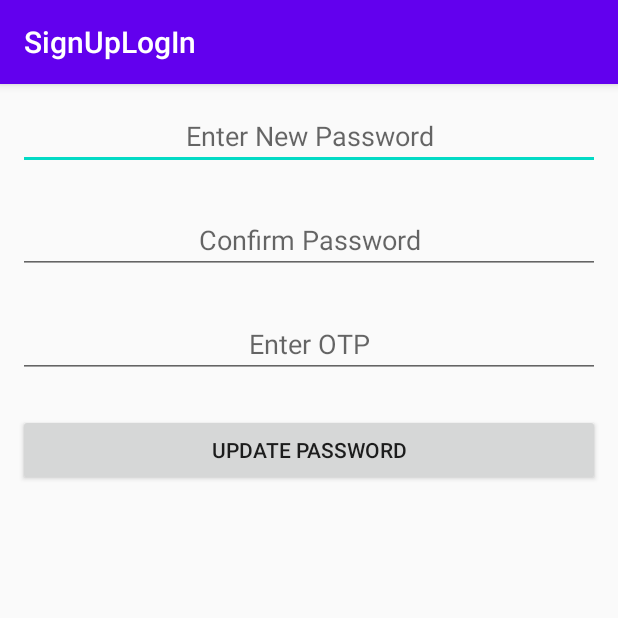
After one commit to vikashaanand/Login-Signup-Android-Application-Using-Retrofit-Client-MySQL-Server-and-PHP-API, an Android app: the ResetPasswordActivity screen opened directly, with no data from a screen before it, on a phone screen of 412 x 824 dp, the top half of it. The commit adds this screen. Run offline under Robolectric (Android 15) with nearby library versions, the phone set to English and light mode, and no system bars; 2 statements that could not run were skipped.

Commit message:
Final Login Signup Application

```diff
--- a/SignUpLogIn/app/build.gradle
+++ b/SignUpLogIn/app/build.gradle
@@ -33,4 +33,10 @@ dependencies {
     //Retrofit Dependency
     implementation 'com.squareup.retrofit2:retrofit:2.5.0'
     implementation 'com.squareup.retrofit2:converter-gson:2.1.0'
+
+    //Adding MailerApi Dependency
+    implementation files('libs/activation.jar')
+    implementation files('libs/additional.jar')
+    implementation files('libs/mail.jar')
+
 }
--- /dev/null
+++ b/SignUpLogIn/app/src/main/java/com/example/signuplogin/ResetPasswordActivity.java
@@ -0,0 +1,92 @@
+package com.example.signuplogin;
+
+import androidx.appcompat.app.AppCompatActivity;
+
+import android.content.Intent;
+import android.os.Bundle;
+import android.util.Base64;
+import android.view.View;
+import android.widget.Button;
+import android.widget.EditText;
+import android.widget.Toast;
+
+import retrofit2.Call;
+import retrofit2.Callback;
+import retrofit2.Response;
+
+public class ResetPasswordActivity extends AppCompatActivity {
+
+    private EditText edtNewPassword, edtConfirmPassword, edtOTP;
+    private Button btnResetPassword;
+
+    private String otp;
+    private int roll;
+
+    @Override
+    protected void onCreate(Bundle savedInstanceState) {
+        super.onCreate(savedInstanceState);
+        setContentView(R.layout.activity_reset_password);
+
+        otp = getIntent().getExtras().getString("OTP");
+        roll = Integer.parseInt(getIntent().getExtras().getString("ROLL"));
+
+        edtNewPassword = findViewById(R.id.edtNewPassword);
+        edtConfirmPassword = findViewById(R.id.edtConfirmPassword);
+        edtOTP = findViewById(R.id.edtOTP);
+
+        btnResetPassword = findViewById(R.id.btnResetPassword);
+
+        btnResetPassword.setOnClickListener(new View.OnClickListener() {
+            @Override
+            public void onClick(View v) {
+                resetPassword();
+            }
+        });
+    }
+
+    private void resetPassword() {
+
+        String password = edtNewPassword.getText().toString().trim();
+        String conPass = edtConfirmPassword.getText().toString().trim();
+
+        String confirmOTP = edtOTP.getText().toString().trim();
+
+        if (!password.matches(conPass)){
+
+            edtConfirmPassword.setError("Password not matched");
+            edtConfirmPassword.requestFocus();
+            return;
+        }else{
+            password = Base64.encodeToString(password.getBytes(), Base64.DEFAULT);
+        }
+
+        if( !otp.matches(confirmOTP)){
+            edtOTP.setError("OTP not matched");
+            edtOTP.requestFocus();
+            return;
+        }
+
+        //Server...update password
+        Call<ResponsePOJO> call = RetrofitClient.getInstance().getApi().updatePassword(roll, password);
+        call.enqueue(new Callback<ResponsePOJO>() {
+            @Override
+            public void onResponse(Call<ResponsePOJO> call, Response<ResponsePOJO> response) {
+
+                Toast.makeText(ResetPasswordActivity.this, response.body().getRemarks(), Toast.LENGTH_SHORT).show();
+
+                if(response.body().isStatus()){
+                    Intent intent = new Intent(getApplicationContext(), LoginActivity.class);
+                    startActivity(intent);
+                }
+
+            }
+
+            @Override
+            public void onFailure(Call<ResponsePOJO> call, Throwable t) {
+                Toast.makeText(ResetPasswordActivity.this, "NEtwork Failed", Toast.LENGTH_SHORT).show();
+            }
+        });
+
+
+    }
+}
--- a/SignUpLogIn/app/src/main/java/com/example/signuplogin/RetrofitClient.java
+++ b/SignUpLogIn/app/src/main/java/com/example/signuplogin/RetrofitClient.java
@@ -5,7 +5,7 @@ import retrofit2.converter.gson.GsonConverterFactory;
 
 public class RetrofitClient {
 
-    private static String BASE_URL = "http://192.168.137.1/Android%20Tutorials/";
+    private static String BASE_URL = "http://192.168.43.244/Android%20Tutorials/";
     private static RetrofitClient myClient;
     private Retrofit retrofit;
 
--- /dev/null
+++ b/SignUpLogIn/app/src/main/res/layout/activity_reset_password.xml
@@ -0,0 +1,52 @@
+<?xml version="1.0" encoding="utf-8"?>
+<RelativeLayout xmlns:android="http://schemas.android.com/apk/res/android"
+    xmlns:app="http://schemas.android.com/apk/res-auto"
+    xmlns:tools="http://schemas.android.com/tools"
+    android:layout_width="match_parent"
+    android:layout_height="match_parent"
+    tools:context=".ResetPasswordActivity">
+
+    <LinearLayout
+        android:layout_width="match_parent"
+        android:layout_height="match_parent"
+        android:orientation="vertical">
+
+        <EditText
+            android:id="@+id/edtNewPassword"
+            android:layout_width="match_parent"
+            android:layout_height="wrap_content"
+            android:layout_margin="12dp"
+            android:ems="10"
+            android:gravity="center"
+            android:hint="Enter New Password"
+            android:inputType="textPassword" />
+
+        <EditText
+            android:id="@+id/edtConfirmPassword"
+            android:layout_width="match_parent"
+            android:layout_height="wrap_content"
+            android:layout_margin="12dp"
+            android:ems="10"
+            android:gravity="center"
+            android:hint="Confirm Password"
+            android:inputType="textPassword" />
+
+        <EditText
+            android:id="@+id/edtOTP"
+            android:layout_width="match_parent"
+            android:layout_height="wrap_content"
+            android:layout_margin="12dp"
+            android:ems="10"
+            android:gravity="center"
+            android:hint="Enter OTP"
+            android:inputType="number" />
+
+        <Button
+            android:id="@+id/btnResetPassword"
+            android:layout_width="match_parent"
+            android:layout_height="wrap_content"
+            android:layout_margin="12dp"
+            android:gravity="center"
+            android:text="Update Password" />
+    </LinearLayout>
+</RelativeLayout>
```
Also changed, not shown: SignUpLogIn/app/src/main/AndroidManifest.xml (+5 -5 lines), SignUpLogIn/app/src/main/java/com/example/signuplogin/Api.java (+13 -0 lines), SignUpLogIn/app/src/main/java/com/example/signuplogin/JavaMailer.java (added, +101 -0 lines), SignUpLogIn/app/src/main/java/com/example/signuplogin/LoginActivity.java (+68 -1 lines), SignUpLogIn/app/src/main/res/layout/activity_login.xml (+9 -0 lines), SignUpLogIn/app/libs/activation.jar (added), SignUpLogIn/app/libs/additional.jar (added), SignUpLogIn/app/libs/mail.jar (added), 2 other files.
